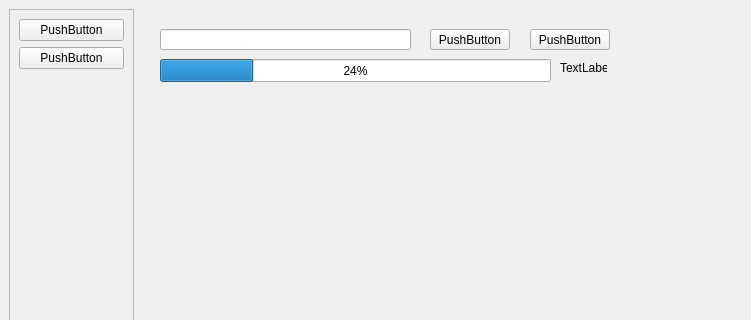
This is src/ui/mainwindow.ui in naisam370-jpg/aniplay as Qt 5 draws it before an edit; both pictures show x 0 to 751 and y 0 to 320 of the 1038 by 591 pixel window. The edited form follows.
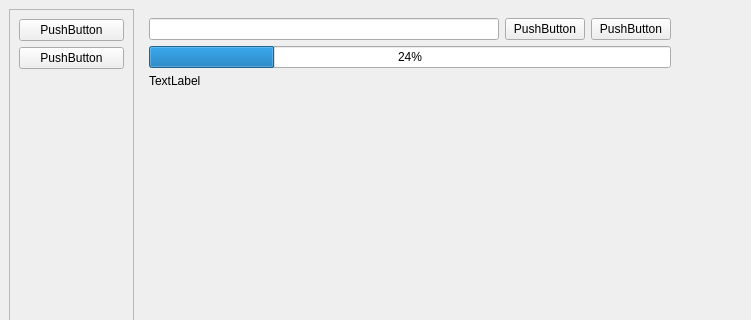
This is the edited form. The open tabs and pages were chosen to show the change.

Commit message: made some changes to ui fixed some issues

```diff
--- a/src/ui/mainwindow.ui
+++ b/src/ui/mainwindow.ui
@@ -14,8 +14,8 @@
    <string>MainWindow</string>
   </property>
   <widget class="QWidget" name="centralwidget">
-   <layout class="QGridLayout" name="gridLayout">
-    <item row="0" column="1">
+   <layout class="QHBoxLayout" name="horizontalLayout_2">
+    <item>
      <widget class="QFrame" name="frame">
       <property name="minimumSize">
        <size>
@@ -67,7 +67,7 @@
       </layout>
      </widget>
     </item>
-    <item row="0" column="2">
+    <item>
      <widget class="QStackedWidget" name="stacked_widget">
       <property name="currentIndex">
        <number>0</number>
@@ -235,68 +235,91 @@
        </layout>
       </widget>
       <widget class="QWidget" name="page_4">
-       <widget class="QLineEdit" name="edit_library_path">
-        <property name="geometry">
-         <rect>
-          <x>20</x>
-          <y>20</y>
-          <width>251</width>
-          <height>21</height>
-         </rect>
-        </property>
-       </widget>
-       <widget class="QPushButton" name="btn_browse_path">
-        <property name="geometry">
-         <rect>
-          <x>290</x>
-          <y>20</y>
-          <width>80</width>
-          <height>21</height>
-         </rect>
-        </property>
-        <property name="text">
-         <string>PushButton</string>
-        </property>
-       </widget>
-       <widget class="QPushButton" name="btn_start_scan">
-        <property name="geometry">
-         <rect>
-          <x>390</x>
-          <y>20</y>
-          <width>80</width>
-          <height>21</height>
-         </rect>
-        </property>
-        <property name="text">
-         <string>PushButton</string>
-        </property>
-       </widget>
-       <widget class="QProgressBar" name="scan_progress">
-        <property name="geometry">
-         <rect>
-          <x>20</x>
-          <y>50</y>
-          <width>391</width>
-          <height>23</height>
-         </rect>
-        </property>
-        <property name="value">
-         <number>24</number>
-        </property>
-       </widget>
-       <widget class="QLabel" name="lbl_scan_status">
-        <property name="geometry">
-         <rect>
-          <x>420</x>
-          <y>51</y>
-          <width>47</width>
-          <height>16</height>
-         </rect>
-        </property>
-        <property name="text">
-         <string>TextLabel</string>
-        </property>
-       </widget>
+       <layout class="QGridLayout" name="gridLayout">
+        <item row="0" column="1">
+         <widget class="QPushButton" name="btn_browse_path">
+          <property name="text">
+           <string>PushButton</string>
+          </property>
+         </widget>
+        </item>
+        <item row="0" column="0">
+         <widget class="QLineEdit" name="edit_library_path"/>
+        </item>
+        <item row="4" column="4">
+         <spacer name="horizontalSpacer_3">
+          <property name="orientation">
+           <enum>Qt::Horizontal</enum>
+          </property>
+          <property name="sizeHint" stdset="0">
+           <size>
+            <width>318</width>
+            <height>20</height>
+           </size>
+          </property>
+         </spacer>
+        </item>
+        <item row="0" column="2" colspan="2">
+         <widget class="QPushButton" name="btn_start_scan">
+          <property name="text">
+           <string>PushButton</string>
+          </property>
+         </widget>
+        </item>
+        <item row="3" column="0">
+         <spacer name="verticalSpacer_3">
+          <property name="orientation">
+           <enum>Qt::Vertical</enum>
+          </property>
+          <property name="sizeHint" stdset="0">
+           <size>
+            <width>20</width>
+            <height>468</height>
+           </size>
+          </property>
+         </spacer>
+        </item>
+        <item row="0" column="4" rowspan="2">
+         <spacer name="horizontalSpacer_2">
+          <property name="orientation">
+           <enum>Qt::Horizontal</enum>
+          </property>
+          <property name="sizeHint" stdset="0">
+           <size>
+            <width>318</width>
+            <height>20</height>
+           </size>
+          </property>
+         </spacer>
+        </item>
+        <item row="3" column="3" rowspan="2">
+         <spacer name="verticalSpacer_4">
+          <property name="orientation">
+           <enum>Qt::Vertical</enum>
+          </property>
+          <property name="sizeHint" stdset="0">
+           <size>
+            <width>20</width>
+            <height>497</height>
+           </size>
+          </property>
+         </spacer>
+        </item>
+        <item row="2" column="0">
+         <widget class="QLabel" name="lbl_scan_status">
+          <property name="text">
+           <string>TextLabel</string>
+          </property>
+         </widget>
+        </item>
+        <item row="1" column="0" colspan="4">
+         <widget class="QProgressBar" name="scan_progress">
+          <property name="value">
+           <number>24</number>
+          </property>
+         </widget>
+        </item>
+       </layout>
       </widget>
      </widget>
     </item>
```
Left out of the diff: 14 changed lines with no effect on the pictures. The commit also changes 6 other files.
